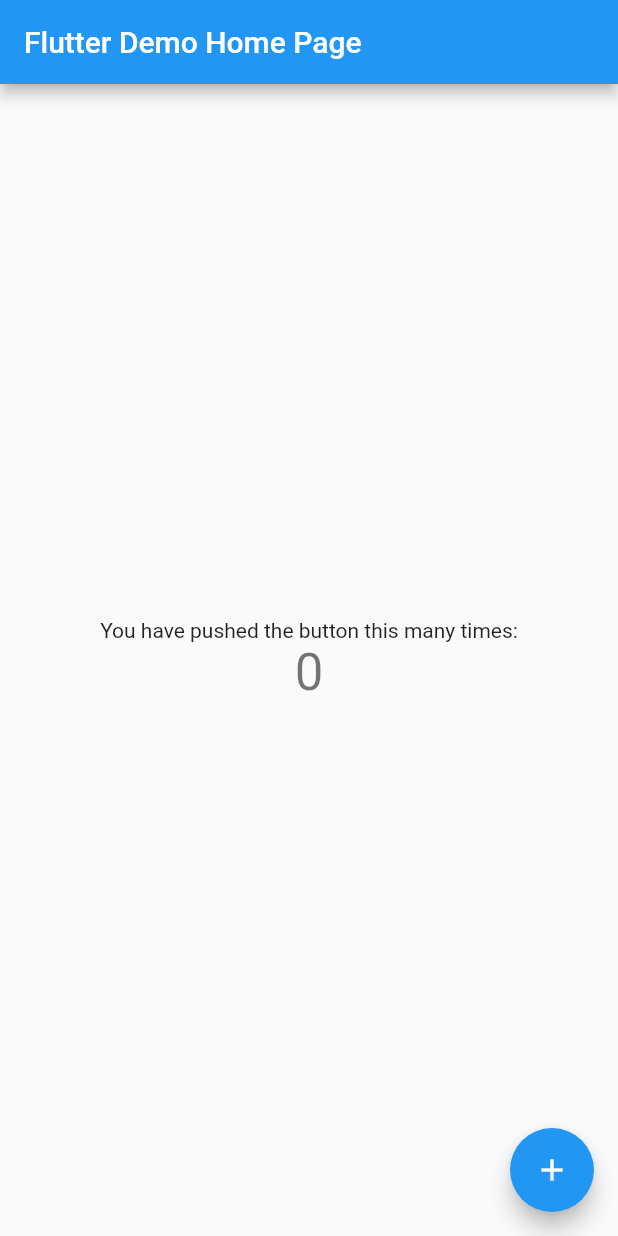
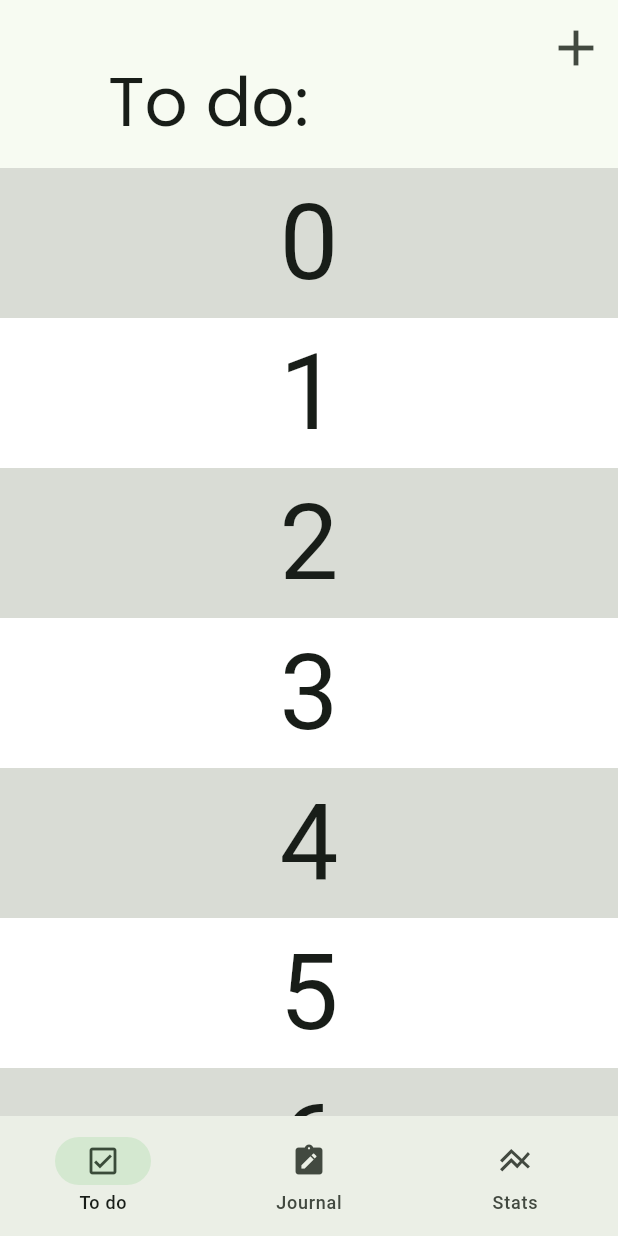
Before and after one commit to tmrzc/daily_organiser, a Flutter app: the screen it shows after launch, on a phone screen of 412 x 824 dp. Run offline on Flutter 3.47's test engine with Material 2 defaults, Android fonts, the light colour scheme and no system bars; our stand-ins replace google_fonts.

Commit message:
adding functions

```diff
--- a/lib/main.dart
+++ b/lib/main.dart
@@ -1,4 +1,6 @@
 import 'package:flutter/material.dart';
+import 'package:provider/provider.dart';
+import 'package:google_fonts/google_fonts.dart';
 
 void main() {
   runApp(const MyApp());
@@ -10,29 +12,24 @@
   // This widget is the root of your application.
   @override
   Widget build(BuildContext context) {
-    return MaterialApp(
-      title: 'Flutter Demo',
-      theme: ThemeData(
-        // This is the theme of your application.
-        //
-        // Try running your application with "flutter run". You'll see the
-        // application has a bl
-        //ue toolbar. Then, without quitting the app, try
-        // changing the primarySwatch below to Colors.green and then invoke
-        // "hot reload" (press "r" in the console where you ran "flutter run",
-        // or simply save your changes to "hot reload" in a Flutter IDE).
-        // Notice that the counter didn't reset back to zero; the application
-        // is not restarted.
-        primarySwatch: Colors.blue,
+    return ChangeNotifierProvider(
+      create: (context) => MyAppState(),
+      child: MaterialApp(
+        title: 'Organise',
+        theme: ThemeData(
+          useMaterial3: true,
+          colorScheme: ColorScheme.fromSeed(
+              seedColor: Color.fromARGB(255, 147, 166, 144)),
+        ),
+        home: MyHomePage(),
       ),
-      home: const MyHomePage(title: 'Flutter Demo Home Page'),
     );
   }
 }
 
+class MyAppState extends ChangeNotifier {}
+
 class MyHomePage extends StatefulWidget {
-  const MyHomePage({super.key, required this.title});
-
   // This widget is the home page of your application. It is stateful, meaning
   // that it has a State object (defined below) that contains fields that affect
   // how it looks.
@@ -42,25 +39,12 @@
   // used by the build method of the State. Fields in a Widget subclass are
   // always marked "final".
 
-  final String title;
-
   @override
   State<MyHomePage> createState() => _MyHomePageState();
 }
 
 class _MyHomePageState extends State<MyHomePage> {
-  int _counter = 0;
-
-  void _incrementCounter() {
-    setState(() {
-      // This call to setState tells the Flutter framework that something has
-      // changed in this State, which causes it to rerun the build method below
-      // so that the display can reflect the updated values. If we changed
-      // _counter without calling setState(), then the build method would not be
-      // called again, and so nothing would appear to happen.
-      _counter++;
-    });
-  }
+  var currentPageIndex = 0;
 
   @override
   Widget build(BuildContext context) {
@@ -70,47 +54,117 @@
     // The Flutter framework has been optimized to make rerunning build methods
     // fast, so that you can just rebuild anything that needs updating rather
     // than having to individually change instances of widgets.
+    var theme = Theme.of(context);
+    var style = theme.textTheme.headlineMedium!.copyWith(
+      color: theme.colorScheme.onBackground,
+    );
+
     return Scaffold(
-      appBar: AppBar(
-        // Here we take the value from the MyHomePage object that was created by
-        // the App.build method, and use it to set our appbar title.
-        title: Text(widget.title),
+      bottomNavigationBar: NavigationBar(
+        selectedIndex: currentPageIndex,
+        onDestinationSelected: (int index) {
+          setState(() {
+            currentPageIndex = index;
+          });
+        },
+        destinations: const <Widget>[
+          NavigationDestination(
+            icon: Icon(Icons.check_box_outlined),
+            label: 'To do',
+          ),
+          NavigationDestination(
+            icon: Icon(Icons.note_alt),
+            label: 'Journal',
+          ),
+          NavigationDestination(
+            icon: Icon(Icons.line_axis_outlined),
+            label: 'Stats',
+          ),
+        ],
       ),
-      body: Center(
-        // Center is a layout widget. It takes a single child and positions it
-        // in the middle of the parent.
-        child: Column(
-          // Column is also a layout widget. It takes a list of children and
-          // arranges them vertically. By default, it sizes itself to fit its
-          // children horizontally, and tries to be as tall as its parent.
-          //
-          // Invoke "debug painting" (press "p" in the console, choose the
-          // "Toggle Debug Paint" action from the Flutter Inspector in Android
-          // Studio, or the "Toggle Debug Paint" command in Visual Studio Code)
-          // to see the wireframe for each widget.
-          //
-          // Column has various properties to control how it sizes itself and
-          // how it positions its children. Here we use mainAxisAlignment to
-          // center the children vertically; the main axis here is the vertical
-          // axis because Columns are vertical (the cross axis would be
-          // horizontal).
-          mainAxisAlignment: MainAxisAlignment.center,
-          children: <Widget>[
-            const Text(
-              'You have pushed the button this many times:',
+      body: <Widget>[
+        CustomScrollView(
+          slivers: <Widget>[
+            SliverAppBar.medium(
+              pinned: true,
+              actions: [
+                NewTodoPopup(),
+              ],
+              flexibleSpace: FlexibleSpaceBar(
+                centerTitle: false,
+                title: Text(
+                  "To do:",
+                  style: GoogleFonts.poppins(
+                    fontSize: 30,
+                    fontWeight: FontWeight.w400,
+                    color: theme.colorScheme.onBackground,
+                  ),
+                ),
+                background: Container(color: theme.colorScheme.background),
+              ),
             ),
-            Text(
-              '$_counter',
-              style: Theme.of(context).textTheme.headlineMedium,
+            SliverList(
+              delegate: SliverChildBuilderDelegate(
+                (BuildContext context, int index) {
+                  return Container(
+                    color: index.isOdd ? Colors.white : Colors.black12,
+                    height: 100.0,
+                    child: Center(
+                      child: Text('$index', textScaleFactor: 5),
+                    ),
+                  );
+                },
+                childCount: 20,
+              ),
             ),
           ],
         ),
-      ),
-      floatingActionButton: FloatingActionButton(
-        onPressed: _incrementCounter,
-        tooltip: 'Increment',
-        child: const Icon(Icons.add),
-      ), // This trailing comma makes auto-formatting nicer for build methods.
+        Container(
+          color: Colors.green,
+          alignment: Alignment.center,
+          child: const Text('Page 2'),
+        ),
+        Container(
+          color: Colors.blue,
+          alignment: Alignment.center,
+          child: const Text('Page 3'),
+        ),
+      ][currentPageIndex],
     );
   }
 }
+
+class NewTodoPopup extends StatelessWidget {
+  const NewTodoPopup({
+    super.key,
+  });
+
+  @override
+  Widget build(BuildContext context) {
+    return IconButton(
+      icon: const Icon(
+        Icons.add,
+        size: 40,
+      ),
+      onPressed: () => showDialog<String>(
+        context: context,
+        builder: (BuildContext context) => Dialog.fullscreen(
+          child: Column(
+            mainAxisSize: MainAxisSize.min,
+            mainAxisAlignment: MainAxisAlignment.center,
+            children: <Widget>[
+              const Text('This is a fullscreen dialog.'),
+              const SizedBox(height: 15),
+              TextButton(
+                onPressed: () {
+                  Navigator.pop(context);
+                },
+                child: const Text('Close'),
+              ),
+            ],
+          ),
+        ),
+      ),
+    );
+  }
+}
--- a/pubspec.yaml
+++ b/pubspec.yaml
@@ -35,6 +35,8 @@
   # The following adds the Cupertino Icons font to your application.
   # Use with the CupertinoIcons class for iOS style icons.
   cupertino_icons: ^1.0.2
+  provider: ^6.0.0
+  google_fonts: ^2.3.1
 
 dev_dependencies:
   flutter_test:
```
Also changed, not shown: pubspec.lock, 1 other file.
